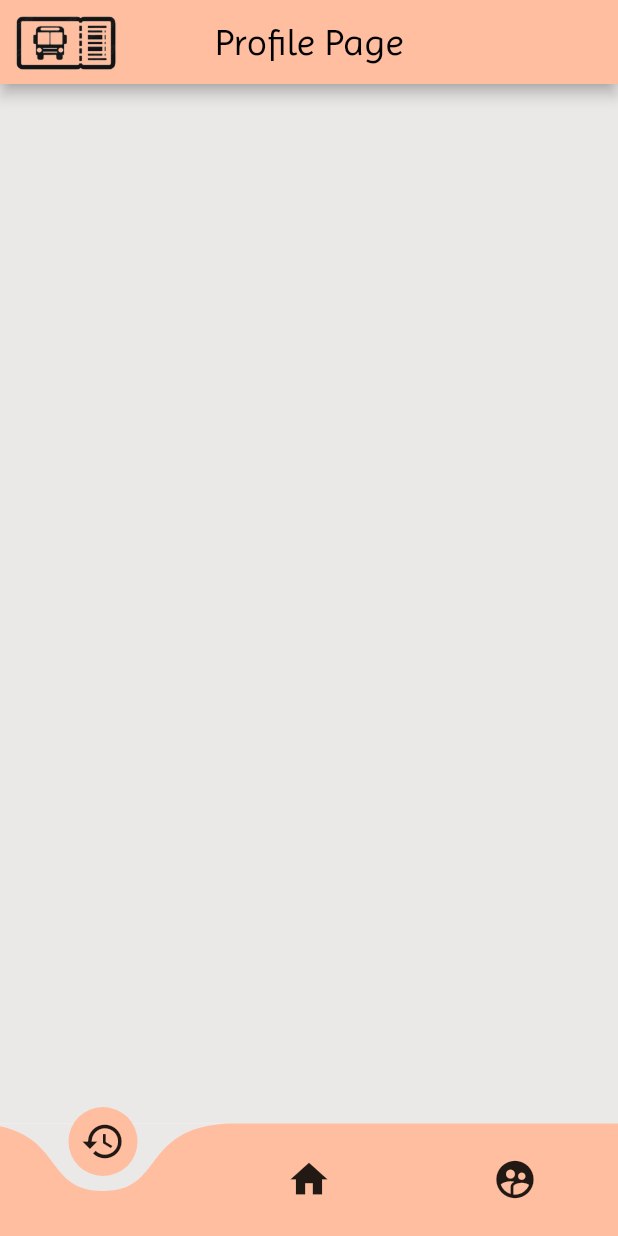
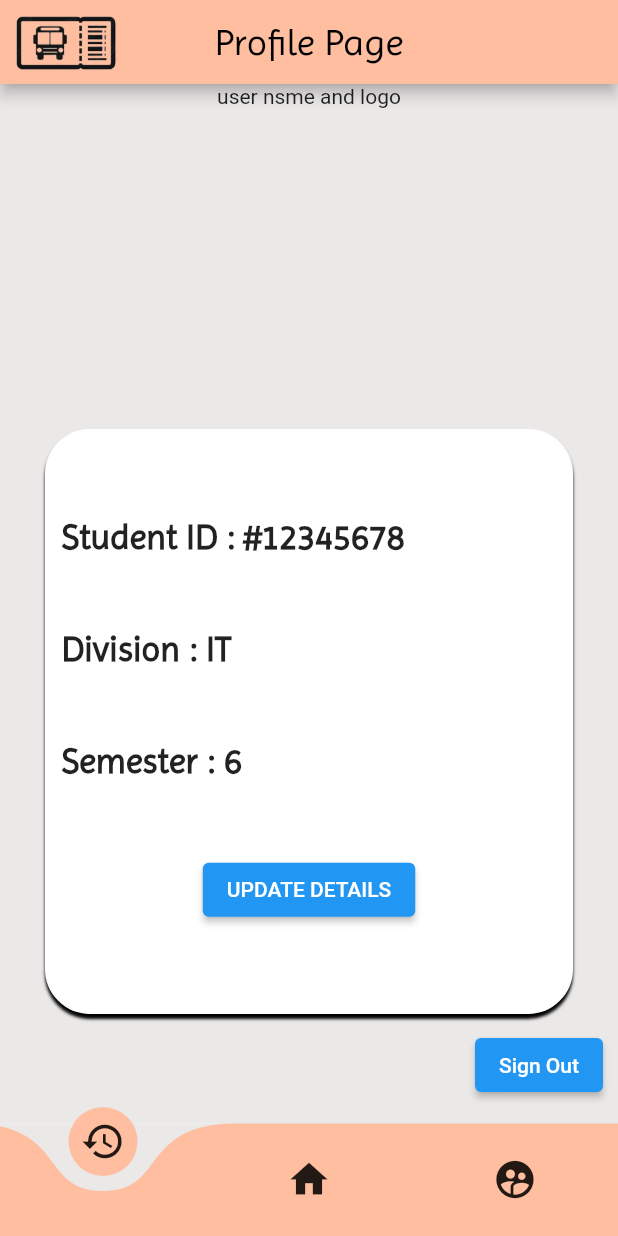
Before and after one commit to AdharshReghu/BusMate, a Flutter app: the screen it shows after launch, on a phone screen of 412 x 824 dp. Run offline on Flutter 3.47's test engine with Material 2 defaults, Android fonts, the phone set to English and light mode, and no system bars; drawn by our look-alikes of curved_navigation_bar.

Commit message:
constant page updated

```diff
--- a/lib/constants.dart
+++ b/lib/constants.dart
@@ -1,9 +1,13 @@
+//page which contains all the constants which will be used for the development of application
 import 'package:flutter/material.dart';
 
-//page which contains all the constants which will be used for the development of application
-const String kAppfont =
-    "Imprima"; //font to be used in all places in the app except on the login page and on generated ticket cards
-const TextStyle kHeadingStyle = TextStyle(
-    color: Colors.black,
-    fontFamily: kAppfont,
-    fontSize: 25); //Text style to be used on the title of every appbar
+//font to be used in all places in the app except on the login page and on generated ticket cards
+const String kAppfont = "Imprima";
+
+//Text style to be used on the title of every appbar
+const TextStyle kHeadingStyle =
+    TextStyle(color: Colors.black, fontFamily: kAppfont, fontSize: 25);
+
+//bolded normal text
+const TextStyle kNormalText =
+    TextStyle(fontFamily: kAppfont, fontSize: 23, fontWeight: FontWeight.bold);
--- a/lib/profile_page.dart
+++ b/lib/profile_page.dart
@@ -1,3 +1,4 @@
+import 'package:busmate/constants.dart';
 import 'package:flutter/material.dart';
 import 'Bottom_app_bars.dart';
 
@@ -23,7 +24,70 @@ class _ProfilePageState extends State<ProfilePage> {
         ), //function to display app bar is defined in the Bottom_app_bars.dart file
         bottomNavigationBar:
             displayNavBar(), //function to display Bottom navigation bar is defined in the Bottom_app_bars.dart file
-        body: Container(color: const Color(0xFFEBE8E8)),
+        body: Container(
+          //overall container covering the body of the profile page
+          width: double.infinity,
+          color: const Color(0xFFEBE8E8),
+          child: Column(
+            //column containing 3 sections , one section for displaying profile picture of user,name and email, one section for displaying the data of the user,pne section for sign-out button
+            children: [
+              Expanded(child: Text("user nsme and logo")),
+              Expanded(
+                flex: 2,
+                child: Container(
+                  padding: EdgeInsets.all(10),
+                  margin: const EdgeInsets.fromLTRB(30, 20, 30, 10),
+                  decoration: BoxDecoration(
+                      boxShadow: const [
+                        BoxShadow(
+                          blurRadius: 1,
+                          offset: Offset(0, 3),
+                        ),
+                      ],
+                      color: Colors.white,
+                      border: Border.all(
+                        color: Colors.white,
+                      ),
+                      borderRadius:
+                          const BorderRadius.all(Radius.circular(30))),
+                  width: double.infinity,
+                  child: Column(
+                    mainAxisAlignment: MainAxisAlignment.spaceEvenly,
+                    crossAxisAlignment: CrossAxisAlignment.start,
+                    children: [
+                      Text(
+                        "Student ID : #12345678",
+                        style: kNormalText,
+                      ),
+                      Text(
+                        "Division : IT",
+                        style: kNormalText,
+                      ),
+                      Text(
+                        "Semester : 6",
+                        style: kNormalText,
+                      ),
+                      Center(
+                        child: ElevatedButton(
+                            onPressed: () {}, child: Text("UPDATE DETAILS")),
+                      ),
+                    ],
+                  ),
+                ),
+              ),
+              Padding(
+                padding: const EdgeInsets.only(bottom: 15, right: 10),
+                child: Align(
+                  alignment: Alignment.bottomRight,
+                  child: ElevatedButton(
+                    onPressed: () {},
+                    child: Text("Sign Out"),
+                  ),
+                ),
+              )
+            ],
+          ),
+        ),
       ),
     );
   }
```
